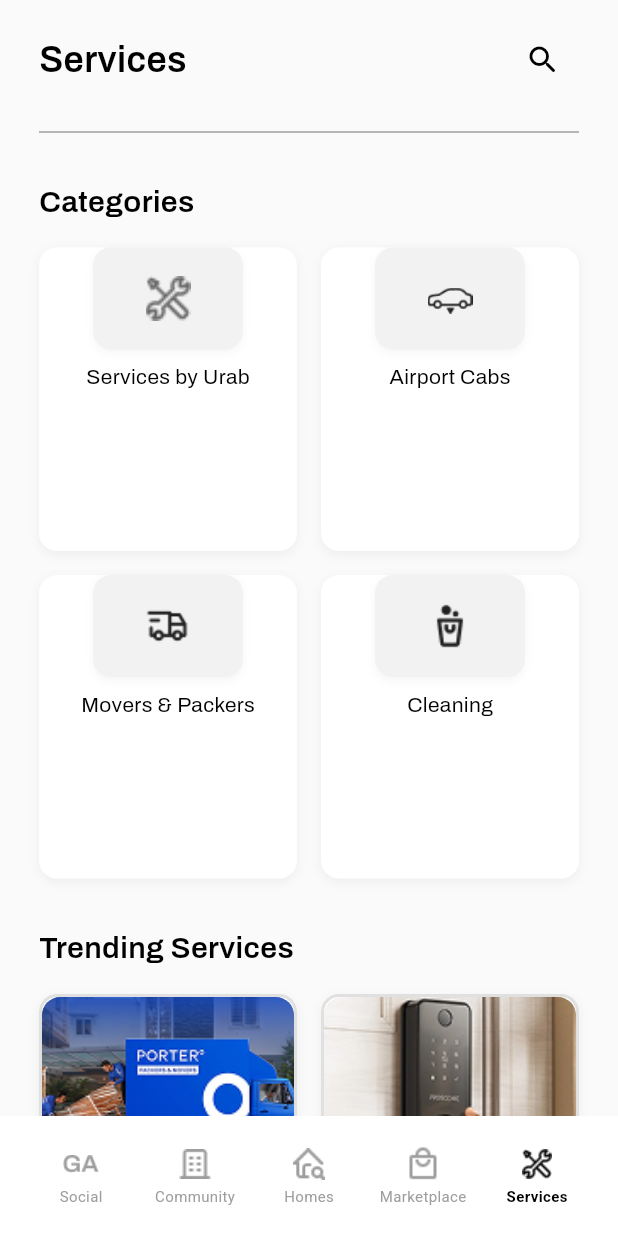
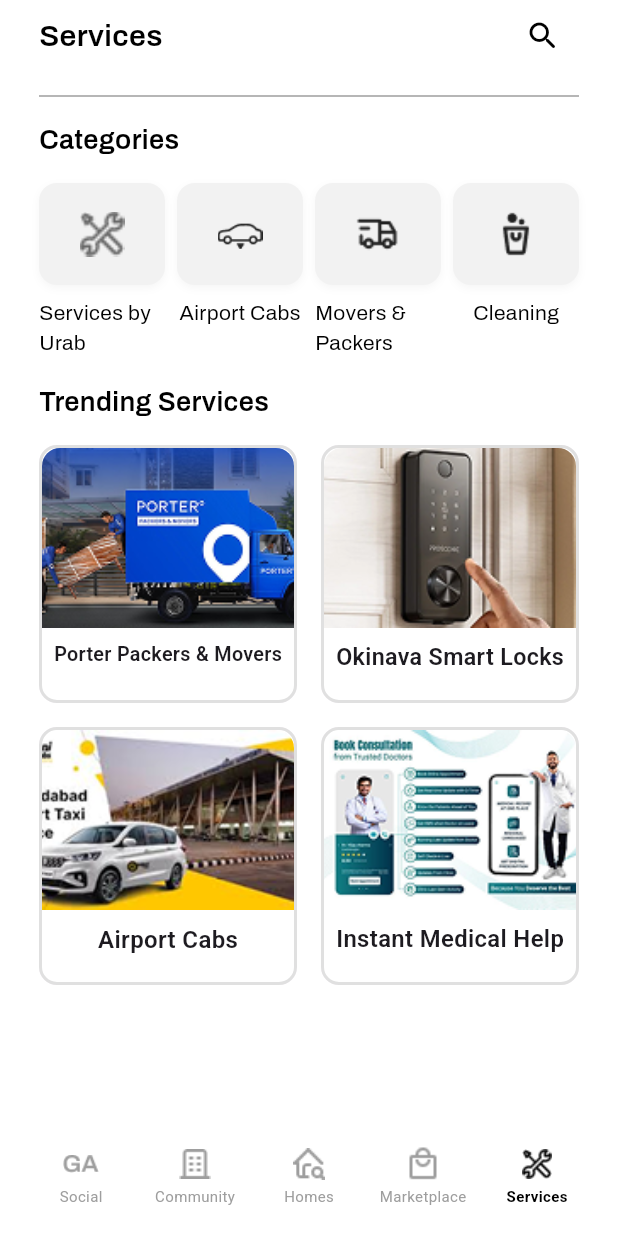
Before and after one commit to Jayskp/Get-Access, a Flutter app: the screen it shows after launch, item 5 of the bottom bar chosen, on a phone screen of 412 x 824 dp. Run offline on Flutter 3.47's test engine with Material 3 defaults, Android fonts, the phone set to English and light mode, and no system bars; our stand-ins replace dotted_border, emoji_picker_flutter, file_picker, google_fonts, image_picker.

Commit message:
service screen responsiveness

```diff
--- a/lib/screens/Services/Service_screen.dart
+++ b/lib/screens/Services/Service_screen.dart
@@ -38,165 +38,172 @@ class _ServiceScreenState extends State<ServiceScreen> {
       "iconPath": "assets/images/icons/tabler_truck-delivery.png",
       "title": "Movers & Packers",
     },
-    {"iconPath": "assets/images/icons/bucket.png", "title": "Cleaning"},
+    {
+      "iconPath": "assets/images/icons/bucket.png",
+      "title": "Cleaning",
+    },
   ];
 
   @override
   Widget build(BuildContext context) {
+    // Get screen width to make responsive decisions
     final screenWidth = MediaQuery.of(context).size.width;
-    final isLargeScreen = screenWidth > 768;
-    final horizontalPadding =
-        screenWidth > 1024 ? 64.0 : (screenWidth > 600 ? 40.0 : 26.0);
+
+    // Calculate padding based on screen width
+    final horizontalPadding = screenWidth > 600 ? screenWidth * 0.08 : 26.0;
+
+    // Calculate different grid counts based on screen width
+    int categoryCount = 4; // Default for mobile
+    double categoryChildAspectRatio = 0.72;
+
+    if (screenWidth > 600 && screenWidth < 960) {
+      // For tablets
+      categoryCount = 6;
+      categoryChildAspectRatio = 0.8;
+    } else if (screenWidth >= 960) {
+      // For desktops and larger screens
+      categoryCount = 8;
+      categoryChildAspectRatio = 0.9;
+    }
+
+    // Calculate grid counts for services section
+    int servicesCount = 2; // Default for mobile
+    double servicesChildAspectRatio = 1.0;
+
+    if (screenWidth > 600 && screenWidth < 960) {
+      // For tablets
+      servicesCount = 3;
+    } else if (screenWidth >= 960) {
+      // For desktops and larger screens
+      servicesCount = 4;
+    }
 
     return Scaffold(
-      backgroundColor: Colors.grey[50],
       body: SafeArea(
-        child: Center(
-          child: Container(
-            constraints: const BoxConstraints(maxWidth: 1200),
-            decoration:
-                isLargeScreen
-                    ? BoxDecoration(
-                      color: Colors.white,
-                      boxShadow: [
-                        BoxShadow(
-                          color: Colors.black.withValues(alpha: 0.05),
-                          offset: const Offset(0, 0),
-                          blurRadius: 10,
-                          spreadRadius: 0,
-                        ),
-                      ],
-                    )
-                    : null,
-            margin:
-                isLargeScreen ? const EdgeInsets.symmetric(vertical: 16) : null,
         child: SingleChildScrollView(
           child: Padding(
             padding: EdgeInsets.symmetric(horizontal: horizontalPadding),
             child: Column(
               crossAxisAlignment: CrossAxisAlignment.start,
               children: [
-                    const SizedBox(height: 16),
+                // Top App Bar - Always maintain original look but adapt to wider screens
                 Row(
                   children: [
                     Text(
                       "Services",
                       style: _archivoTextStyle(
-                            fontSize: 24,
+                        fontSize: screenWidth > 600 ? 24 : 20,
                         fontWeight: FontWeight.w600,
                       ),
                     ),
-                        const Spacer(),
+                    Spacer(),
                     IconButton(
                       onPressed: () {},
-                          icon: const Icon(Icons.search_rounded, size: 24),
-                          tooltip: 'Search',
+                      icon: Icon(Icons.search_rounded, size: screenWidth > 600 ? 28 : 24),
                     ),
                   ],
                 ),
-                    const SizedBox(height: 16),
-                    const Divider(color: Colors.grey),
-                    const SizedBox(height: 24),
+                const SizedBox(height: 8),
+                Divider(color: Colors.grey),
+                const SizedBox(height: 8),
+
+                // Categories Section
                 Text(
                   "Categories",
                   style: _archivoTextStyle(
                       fontWeight: FontWeight.w600,
-                        fontSize: 20,
-                        color: Colors.black,
+                      fontSize: screenWidth > 600 ? 22 : 18,
+                      color: Colors.black
                   ),
                 ),
-                    const SizedBox(height: 16),
-                    GridView.builder(
+                SizedBox(height: 16),
+
+                // Responsive GridView for Categories
+                LayoutBuilder(
+                    builder: (context, constraints) {
+                      return GridView.builder(
                         shrinkWrap: true,
-                      physics: const NeverScrollableScrollPhysics(),
+                        physics: NeverScrollableScrollPhysics(),
                         gridDelegate: SliverGridDelegateWithFixedCrossAxisCount(
-                        crossAxisCount: isLargeScreen ? 4 : 2,
-                        childAspectRatio: isLargeScreen ? 1.2 : 0.85,
-                        crossAxisSpacing: 16,
-                        mainAxisSpacing: 16,
+                          crossAxisCount: constraints.maxWidth > 600 ?
+                          (constraints.maxWidth > 960 ? 8 : 6) : 4,
+                          childAspectRatio: categoryChildAspectRatio,
+                          crossAxisSpacing: 8,
+                          mainAxisSpacing: 8,
                         ),
                         itemCount: categoryItems.length,
                         itemBuilder: (context, index) {
-                        return Container(
-                          decoration: BoxDecoration(
-                            color: Colors.white,
-                            borderRadius: BorderRadius.circular(12),
-                            boxShadow: [
-                              BoxShadow(
-                                color: Colors.black.withValues(alpha: 0.05),
-                                blurRadius: 5,
-                                offset: const Offset(0, 2),
-                              ),
-                            ],
-                          ),
-                          child: CategoriesCard(
+                          return CategoriesCard(
                             iconPath: categoryItems[index]["iconPath"] ?? "",
                             title: categoryItems[index]["title"] ?? "",
-                          ),
                           );
                         },
+                      );
+                    }
                 ),
-                    const SizedBox(height: 32),
+
+                SizedBox(height: 16),
+
+                // Trending Services Section
                 Text(
                   "Trending Services",
                   style: _archivoTextStyle(
                       fontWeight: FontWeight.w600,
-                        fontSize: 20,
-                        color: Colors.black,
+                      fontSize: screenWidth > 600 ? 22 : 18,
+                      color: Colors.black
                   ),
                 ),
-                    const SizedBox(height: 16),
-                    GridView.count(
+                SizedBox(height: 16),
+
+                // Responsive GridView for Services
+                LayoutBuilder(
+                    builder: (context, constraints) {
+                      int crossAxisCount = 2; // Default for mobile
+
+                      if (constraints.maxWidth > 600) {
+                        crossAxisCount = constraints.maxWidth > 960 ? 4 : 3;
+                      }
+
+                      return GridView.count(
                         shrinkWrap: true,
                         physics: const NeverScrollableScrollPhysics(),
-                      crossAxisCount: isLargeScreen ? 4 : 2,
+                        crossAxisCount: crossAxisCount,
                         childAspectRatio: 1,
                         crossAxisSpacing: 16,
                         mainAxisSpacing: 16,
                         children: [
-                        _buildTrendingServiceCard(
-                          'assets/images/truck.png',
-                          'Porter Packers & Movers',
+                          ServiceCard(
+                            image: 'assets/images/truck.png',
+                            title: 'Porter Packers & Movers',
+                            onTap: () {},
                           ),
-                        _buildTrendingServiceCard(
-                          'assets/images/locks.png',
-                          'Okinava Smart Locks',
+                          ServiceCard(
+                            image: 'assets/images/locks.png',
+                            title: 'Okinava Smart Locks',
+                            onTap: () {},
                           ),
-                        _buildTrendingServiceCard(
-                          'assets/images/cabs.png',
-                          'Airport Cabs',
+                          ServiceCard(
+                            image: 'assets/images/cabs.png',
+                            title: 'Airport Cabs',
+                            onTap: () {},
                           ),
-                        _buildTrendingServiceCard(
-                          'assets/images/medical.png',
-                          'Instant Medical Help',
+                          ServiceCard(
+                            image: 'assets/images/medical.png',
+                            title: 'Instant Medical Help',
+                            onTap: () {},
                           ),
                         ],
+                      );
+                    }
                 ),
-                    const SizedBox(height: 24),
+
+                // Add bottom padding for better UX
+                SizedBox(height: 24),
               ],
-                ),
-              ),
             ),
           ),
         ),
       ),
     );
   }
-
-  Widget _buildTrendingServiceCard(String image, String title) {
-    return Container(
-      decoration: BoxDecoration(
-        color: Colors.white,
-        borderRadius: BorderRadius.circular(12),
-        boxShadow: [
-          BoxShadow(
-            color: Colors.black.withValues(alpha: 0.05),
-            blurRadius: 5,
-            offset: const Offset(0, 2),
-          ),
-        ],
-      ),
-      child: ServiceCard(image: image, title: title, onTap: () {}),
-    );
 }
-}
--- a/lib/screens/Social screen/social_screen.dart
+++ b/lib/screens/Social screen/social_screen.dart
@@ -567,7 +567,7 @@ class _SocialScreenState extends State<SocialScreen> {
                               screenWidth > 1024
                                   ? 240
                                   : (screenWidth > 600 ? 200 : 150),
-                          childAspectRatio: isPortrait?0.85:1.2,
+                          childAspectRatio: isLargeScreen?0.98:0.85,
                           crossAxisSpacing: 16,
                           mainAxisSpacing: 16,
                         ),
```
Lines whose indentation alone changed are shown as unchanged.
